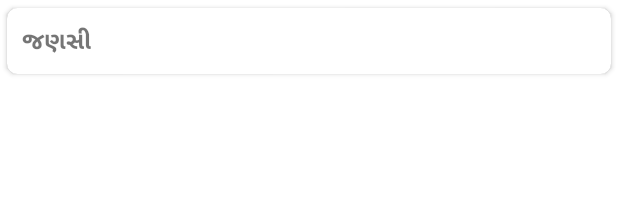
After one commit to Luv7804/My_Project, an Android app: the layout add_daily_data_row.xml on its own in the app's theme, with its tools: preview values and no code run, on a phone screen of 412 x 824 dp. The commit adds this screen. Shown: the top 197 px of the screen. Run offline under Robolectric (Android 15) with nearby library versions, the light colour scheme and no system bars.

Commit message:
APMC AddDailyData Incomplete

```diff
--- /dev/null
+++ b/app/src/main/res/layout/add_daily_data_row.xml
@@ -0,0 +1,49 @@
+<LinearLayout xmlns:android="http://schemas.android.com/apk/res/android"
+    xmlns:app="http://schemas.android.com/apk/res-auto"
+    android:layout_width="match_parent"
+    android:layout_height="wrap_content">
+
+    <androidx.cardview.widget.CardView
+        android:layout_width="match_parent"
+        android:layout_height="wrap_content"
+        app:cardCornerRadius="7dp"
+        app:cardUseCompatPadding="true">
+
+        <TableLayout
+            android:layout_width="match_parent"
+            android:layout_height="wrap_content"
+            android:layout_margin="10dp"
+            android:stretchColumns="1,2,3">
+
+            <TableRow>
+
+                <TextView
+                    android:id="@+id/janasiName"
+                    android:layout_width="110dp"
+                    android:layout_column="1"
+                    android:gravity="left"
+                    android:text="જણસી"
+                    android:textSize="16dp"
+                    android:textStyle="bold" />
+
+                <!--                <EditText-->
+                <!--                    android:id="@+id/lowPrice"-->
+                <!--                    android:layout_width="0dp"-->
+                <!--                    android:layout_column="1"-->
+                <!--                    android:gravity="center"-->
+                <!--                    android:hint="નીચોભાવ"-->
+                <!--                    android:textSize="16dp"-->
+                <!--                    android:textStyle="bold" />-->
+
+                <!--                <EditText-->
+                <!--                    android:id="@+id/highPrice"-->
+                <!--                    android:layout_width="0dp"-->
+                <!--                    android:layout_column="1"-->
+                <!--                    android:gravity="center"-->
+                <!--                    android:hint="ઊંચોભાવ"-->
+                <!--                    android:textSize="16dp"-->
+                <!--                    android:textStyle="bold" />-->
+            </TableRow>
+        </TableLayout>
+    </androidx.cardview.widget.CardView>
+</LinearLayout>
```
Also changed, not shown: app/src/main/java/com/example/my_project/AddDailyData.java (+49 -5 lines), app/src/main/java/com/example/my_project/AddDailyDataModel.java (added, +13 -0 lines), app/src/main/java/com/example/my_project/JanasiFragment.java (+12 -0 lines), app/src/main/java/com/example/my_project/RecyclerAddDailyDataAdpter.java (added, +65 -0 lines), app/src/main/res/layout/activity_add_daily_data.xml (+43 -2 lines).
